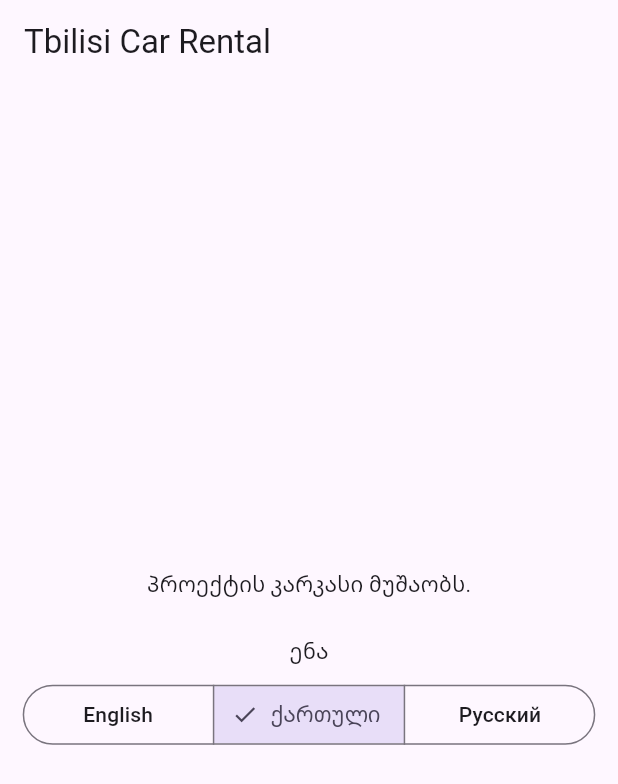
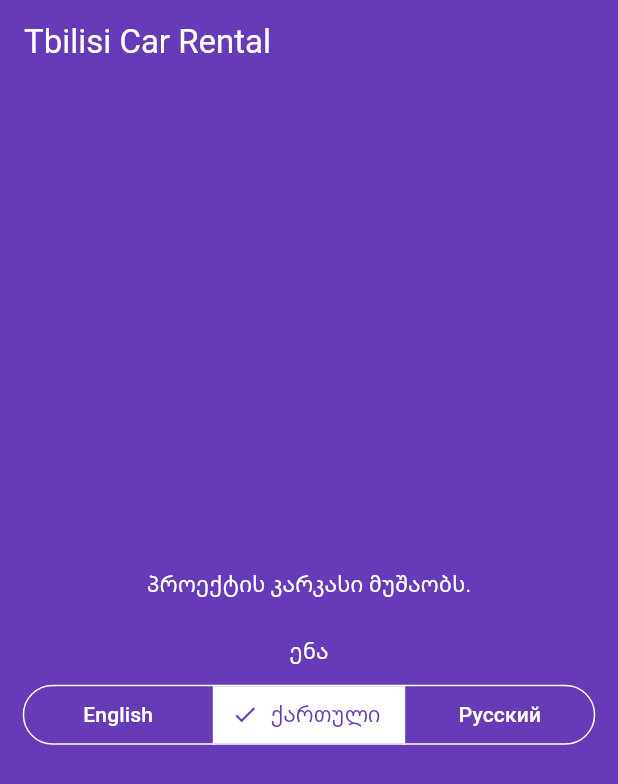
Before and after one commit to LukaMeletidi/tbilisi-car-rental, a Flutter app: the screen it shows after launch, after a tap on "ქართული", on a phone screen of 412 x 824 dp. Shown: the top 784 px of the screen. Run offline on Flutter 3.47's test engine with Material 3 defaults, Android fonts, the phone set to English and light mode, and no system bars; our stand-ins replace cloud_firestore, firebase_core, flutter_riverpod, go_router; accounts and stored records are empty.

Commit message:
Apply purple app theme
Co-Authored-By: Claude Opus 5.5 <noreply@anthropic.com>

```diff
--- /dev/null
+++ b/lib/core/theme/app_theme.dart
@@ -0,0 +1,83 @@
+import 'package:flutter/material.dart';
+
+/// The purple of the page background and the app bar.
+const appBackgroundColor = Color(0xFF673AB7);
+
+/// The dark-on-white theme used inside white cards and text fields.
+/// It is stored in the page theme so that the OnWhite widget can find it.
+class PanelTheme extends ThemeExtension<PanelTheme> {
+  const PanelTheme(this.data);
+
+  final ThemeData data;
+
+  @override
+  PanelTheme copyWith({ThemeData? data}) => PanelTheme(data ?? this.data);
+
+  @override
+  PanelTheme lerp(PanelTheme? other, double t) => this;
+}
+
+/// Builds the app theme: a purple page and app bar with white text, and white
+/// buttons with purple text.
+///
+/// Material calls this a "dark" scheme because its text is light. The app
+/// still has one fixed theme; this is not a dark mode.
+ThemeData buildAppTheme() {
+  const white = Colors.white;
+  final scheme =
+      ColorScheme.fromSeed(
+        seedColor: appBackgroundColor,
+        brightness: Brightness.dark,
+      ).copyWith(
+        surface: appBackgroundColor,
+        onSurface: white,
+        onSurfaceVariant: white,
+        surfaceContainerLowest: appBackgroundColor,
+        surfaceContainerLow: _lighten(appBackgroundColor, 0.06),
+        surfaceContainer: _lighten(appBackgroundColor, 0.09),
+        surfaceContainerHigh: _lighten(appBackgroundColor, 0.12),
+        surfaceContainerHighest: _lighten(appBackgroundColor, 0.15),
+        surfaceTint: Colors.transparent,
+        primary: white,
+        onPrimary: appBackgroundColor,
+        secondaryContainer: white,
+        onSecondaryContainer: appBackgroundColor,
+        outline: white,
+        outlineVariant: white.withValues(alpha: 0.6),
+      );
+
+  return ThemeData(
+    colorScheme: scheme,
+    scaffoldBackgroundColor: appBackgroundColor,
+    appBarTheme: const AppBarThemeData(
+      backgroundColor: appBackgroundColor,
+      foregroundColor: white,
+      scrolledUnderElevation: 0,
+    ),
+    extensions: [PanelTheme(_buildPanelTheme())],
+  );
+}
+
+/// White surfaces with dark text; purple for accents such as a price.
+ThemeData _buildPanelTheme() {
+  const white = Colors.white;
+  final scheme = ColorScheme.fromSeed(
+    seedColor: appBackgroundColor,
+  ).copyWith(surface: white, primary: appBackgroundColor, onPrimary: white);
+
+  return ThemeData(
+    colorScheme: scheme,
+    cardTheme: const CardThemeData(color: white),
+    inputDecorationTheme: InputDecorationThemeData(
+      filled: true,
+      fillColor: white,
+      border: OutlineInputBorder(
+        borderRadius: BorderRadius.circular(12),
+        borderSide: BorderSide.none,
+      ),
+    ),
+  );
+}
+
+Color _lighten(Color color, double amount) =>
+    Color.alphaBlend(Colors.white.withValues(alpha: amount), color);
--- a/lib/main.dart
+++ b/lib/main.dart
@@ -4,6 +4,7 @@ import 'package:flutter_riverpod/flutter_riverpod.dart';
 
 import 'package:tbilisi_car_rental/core/localization/app_language_provider.dart';
 import 'package:tbilisi_car_rental/core/router/app_router.dart';
+import 'package:tbilisi_car_rental/core/theme/app_theme.dart';
 import 'package:tbilisi_car_rental/firebase_options.dart';
 import 'package:tbilisi_car_rental/l10n/generated/app_localizations.dart';
 
@@ -25,6 +26,7 @@ class TbilisiCarRentalApp extends ConsumerWidget {
     final language = ref.watch(appLanguageProvider);
     return MaterialApp.router(
       onGenerateTitle: (context) => AppLocalizations.of(context).appTitle,
+      theme: buildAppTheme(),
       locale: Locale(language.code),
       localizationsDelegates: AppLocalizations.localizationsDelegates,
       supportedLocales: AppLocalizations.supportedLocales,
```
Also changed, not shown: lib/core/widgets/app_card.dart (added, +39 -0 lines), 2 other files.
